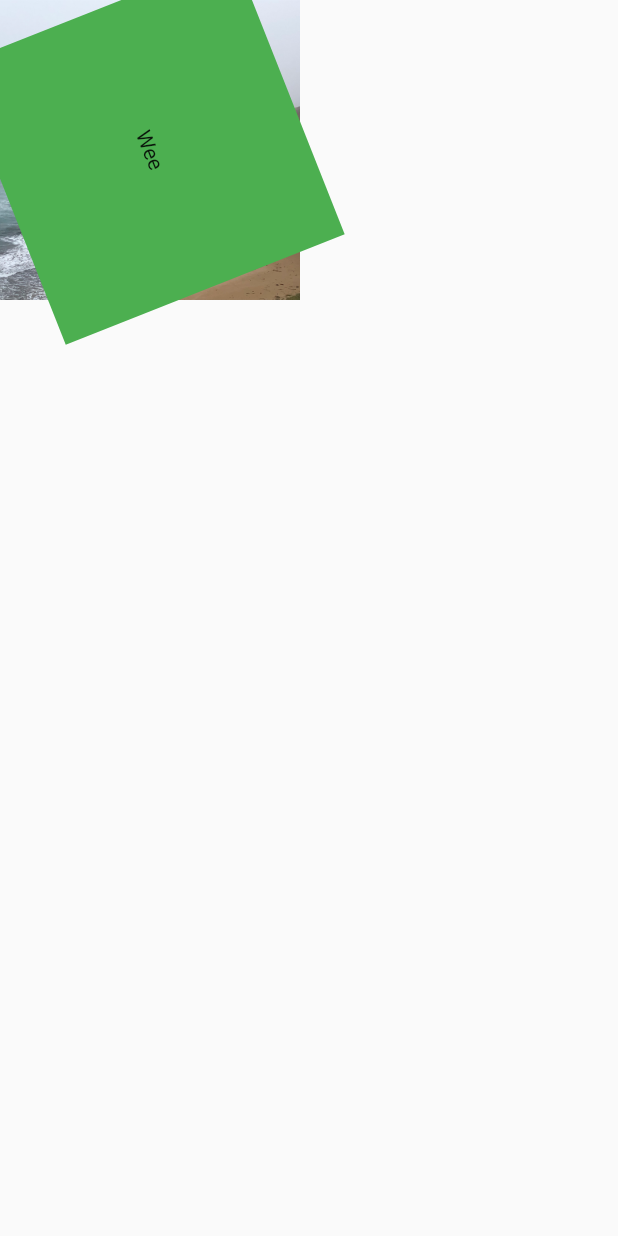
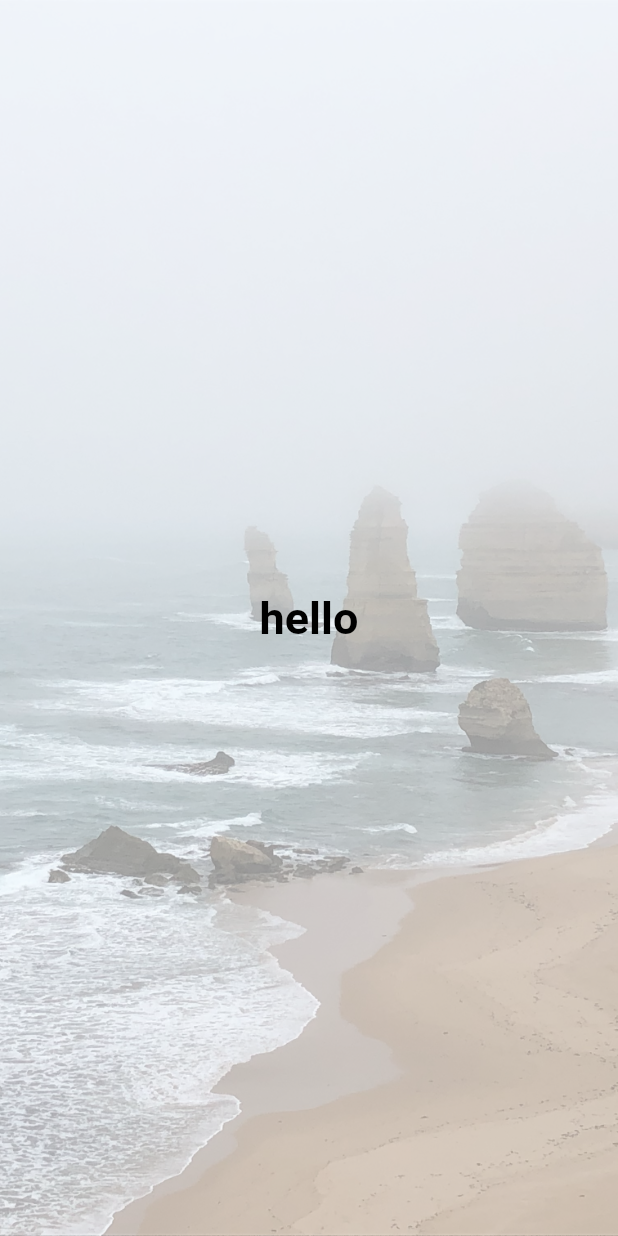
Before and after one commit to coolHt/Family-Union, a Flutter app: the MainHome screen opened directly, on a phone screen of 412 x 824 dp. Run offline on Flutter 3.47's test engine with Material 2 defaults, Android fonts, the phone set to English and light mode, and no system bars; our stand-ins replace dio.

```diff
--- a/fu_application/lib/home.dart
+++ b/fu_application/lib/home.dart
@@ -13,63 +13,86 @@ class MainHome extends StatefulWidget{
 
 class MainHomeState extends State<MainHome> with SingleTickerProviderStateMixin{
   AnimationController _controller;
+  Animation<double> animation;
   List bgUrls = <String>["images/au.jpg","images/beauty.jpg","images/house.jpg","images/mountains.jpg","images/rainfost.jpg","images/scenery.jpg","images/farry.jpg"];
   String randomBg = "";
   @override void initState() {
+    super.initState();
     //背景随机切换
     randomBg = bgUrls[0];
     int randomNum = bgUrls.length - 1;
-    new Timer.periodic(
-      Duration(seconds: 5),
-      (Timer t){
-        int r = math.Random().nextInt(randomNum);
+    //添加动画时长
+    _controller = AnimationController(
+      duration: const Duration(seconds: 4),
+      vsync: this
+    )..addListener((){
+      setState((){});
+    });
+    //监听状态
+    _controller.addStatusListener((state){
+      //print(state);
+      if(state == AnimationStatus.completed){
+        switchBackground(randomNum);
+        _controller.reverse();
+      }
+      if(state == AnimationStatus.dismissed){
+        switchBackground(randomNum);
+        _controller.forward();
+      }
+    });
+    //启动
+    _controller.forward();
+  }
+  //切换背景图片
+  void switchBackground(int n){
+    int r = math.Random().nextInt(n);
     this.setState((){
       randomBg = bgUrls[r];
     });
-      }
-    );
-    _controller = AnimationController(
-      duration: const Duration(seconds: 10),
-      vsync: this
-    )..forward();
-    super.initState();
   }
   //动画结束清除控制器防止内存溢出
   @override void dispose(){
     _controller.dispose();
     super.dispose();
   }
-
-
   @override
   Widget build(BuildContext context){
+    double deceiveWidth = MediaQuery.of(context).size.width;
+    double deceiveHeight = MediaQuery.of(context).size.height;
     return Scaffold(
       body: Container(
+        child: Stack(
+          children: <Widget>[
+            Opacity(
+              opacity: _controller.value,
+              child: Container(
+                width: deceiveWidth,
+                height: deceiveHeight,
                 decoration: BoxDecoration(
                   image: DecorationImage(
                     fit: BoxFit.fitHeight,
-            alignment: Alignment.center,
-            image: AssetImage(randomBg)
+                    image: AssetImage(randomBg),
+                  )
                 )
               ),
-        child: AnimatedBuilder(
-          animation: _controller,
-          child: Container(
-            width: 200.0,
-            height: 200.0,
-            color: Colors.green,
-            child: const Center(
-              child: Text('Wee'),
             ),
+            Container(
+              alignment: Alignment.center,
+              width: deceiveWidth,
+              height: deceiveHeight,
+              decoration: BoxDecoration(),
+              child: Text(
+                "hello",
+                textAlign: TextAlign.center,
+                style: TextStyle(
+                  fontSize: 30.0,
+                  color: Colors.black,
+                  fontWeight: FontWeight.bold
                 ),
-          builder: (BuildContext context, Widget child) {
-            return Transform.rotate(
-              angle: _controller.value * 2.0 * math.pi,
-              child: child,
-            );
-          },
               )
-
+            )
+          ],
+        )
       )
     );
   }
--- a/fu_application/lib/main.dart
+++ b/fu_application/lib/main.dart
@@ -28,8 +28,8 @@ class MyApp extends StatelessWidget {
     return MaterialApp(
       initialRoute: '/',
       routes: {
-        '/': (context) => Test.LogoApp(),
-        //'/': (context) => Home.MainHome(),
+        //'/': (context) => Test.LogoApp(),
+        '/': (context) => Home.MainHome(),
         '/jobList': (context) => Jobs.JobListContainer(),
         '/jobDetail': (context) => JobDetail.JobDetail(),
         '/companyProfile': (context) => Companys.CompanyListContainer(),
```
Lines whose indentation alone changed are shown as unchanged.
